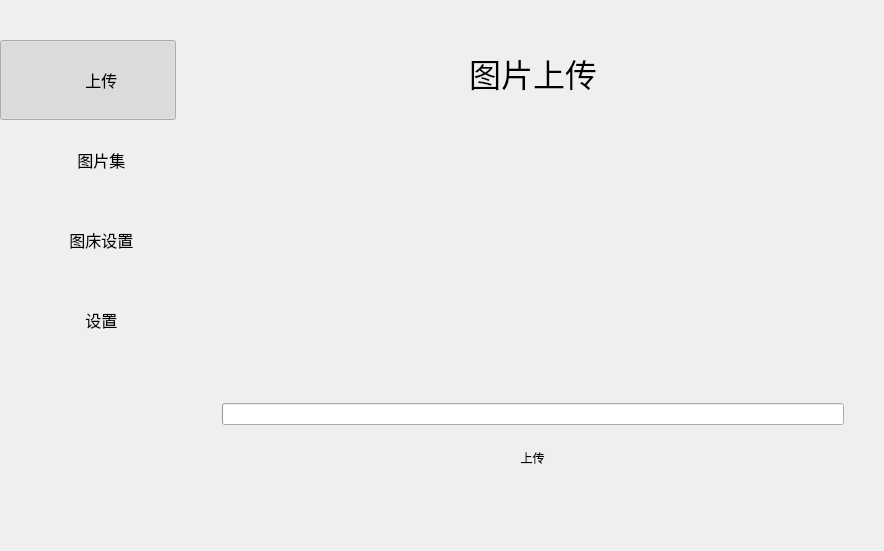
The window that src/mainwindow.ui (median-dxz/Lotos) describes before a commit, drawn with Qt 5.
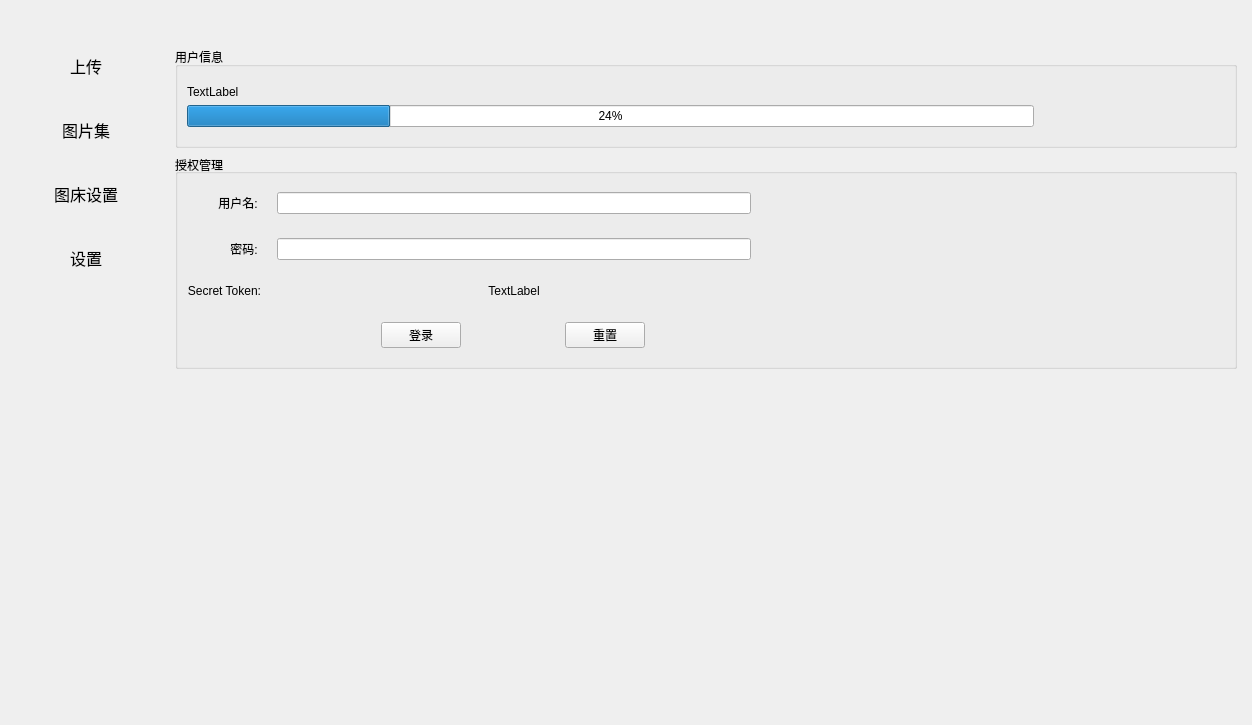
The same window after the commit. The open tabs and pages were chosen to show the change. Icons and pictures are not drawn. Custom widgets are drawn as their Qt base class.

Commit message: feat: 上传栏删除图片功能的更新以及图片长宽比设置

```diff
--- a/src/mainwindow.ui
+++ b/src/mainwindow.ui
@@ -6,8 +6,8 @@
    <rect>
     <x>0</x>
     <y>0</y>
-    <width>884</width>
-    <height>551</height>
+    <width>1252</width>
+    <height>725</height>
    </rect>
   </property>
   <property name="windowTitle">
@@ -17,36 +17,42 @@
    <string notr="true"/>
   </property>
   <widget class="QWidget" name="centralwidget">
-   <layout class="QGridLayout" name="gridLayout_2" columnstretch="2,0,8">
+   <layout class="QGridLayout" name="gridLayout_2">
     <property name="leftMargin">
-     <number>0</number>
+     <number>6</number>
     </property>
     <property name="topMargin">
-     <number>0</number>
+     <number>6</number>
     </property>
     <property name="rightMargin">
-     <number>0</number>
+     <number>6</number>
     </property>
     <property name="bottomMargin">
+     <number>6</number>
+    </property>
+    <property name="spacing">
      <number>0</number>
     </property>
     <item row="0" column="0">
-     <widget class="QWidget" name="pageSwitchWidget" native="true">
-      <property name="font">
-       <font>
-        <family>Microsoft YaHei UI</family>
-        <pointsize>12</pointsize>
-       </font>
+     <widget class="QFrame" name="viewport">
+      <property name="frameShape">
+       <enum>QFrame::NoFrame</enum>
       </property>
-      <layout class="QVBoxLayout" name="layout">
-       <property name="spacing">
+      <property name="frameShadow">
+       <enum>QFrame::Plain</enum>
+      </property>
+      <property name="lineWidth">
         <number>0</number>
+      </property>
+      <layout class="QGridLayout" name="gridLayout_4" rowstretch="0,0" columnstretch="2,8">
+       <property name="sizeConstraint">
+        <enum>QLayout::SetDefaultConstraint</enum>
        </property>
        <property name="leftMargin">
         <number>0</number>
        </property>
        <property name="topMargin">
-        <number>40</number>
+        <number>0</number>
        </property>
        <property name="rightMargin">
         <number>0</number>
@@ -54,162 +60,10 @@
        <property name="bottomMargin">
         <number>0</number>
        </property>
-       <item>
-        <widget class="PageButton" name="pageButton_1">
-         <property name="minimumSize">
-          <size>
-           <width>0</width>
-           <height>80</height>
-          </size>
-         </property>
-         <property name="maximumSize">
-          <size>
-           <width>16777215</width>
-           <height>16777215</height>
-          </size>
-         </property>
-         <property name="font">
-          <font>
-           <family>Microsoft YaHei UI</family>
-           <pointsize>12</pointsize>
-          </font>
-         </property>
-         <property name="cursor">
-          <cursorShape>ArrowCursor</cursorShape>
-         </property>
-         <property name="layoutDirection">
-          <enum>Qt::LeftToRight</enum>
-         </property>
-         <property name="text">
-          <string>      上传</string>
-         </property>
-         <property name="checkable">
-          <bool>true</bool>
-         </property>
-         <property name="checked">
-          <bool>true</bool>
-         </property>
-         <property name="flat">
-          <bool>true</bool>
-         </property>
-        </widget>
-       </item>
-       <item>
-        <widget class="PageButton" name="pageButton_2">
-         <property name="minimumSize">
-          <size>
-           <width>0</width>
-           <height>80</height>
-          </size>
-         </property>
-         <property name="maximumSize">
-          <size>
-           <width>16777215</width>
-           <height>16777215</height>
-          </size>
-         </property>
-         <property name="cursor">
-          <cursorShape>ArrowCursor</cursorShape>
-         </property>
-         <property name="styleSheet">
-          <string notr="true"/>
-         </property>
-         <property name="text">
-          <string>      图片集</string>
-         </property>
-         <property name="checkable">
-          <bool>true</bool>
-         </property>
-         <property name="flat">
-          <bool>true</bool>
-         </property>
-        </widget>
-       </item>
-       <item>
-        <widget class="PageButton" name="pageButton_3">
-         <property name="minimumSize">
-          <size>
-           <width>0</width>
-           <height>80</height>
-          </size>
-         </property>
-         <property name="maximumSize">
-          <size>
-           <width>16777215</width>
-           <height>16777215</height>
-          </size>
-         </property>
-         <property name="cursor">
-          <cursorShape>ArrowCursor</cursorShape>
-         </property>
-         <property name="styleSheet">
-          <string notr="true"/>
-         </property>
-         <property name="text">
-          <string>      图床设置</string>
-         </property>
-         <property name="checkable">
-          <bool>true</bool>
-         </property>
-         <property name="flat">
-          <bool>true</bool>
-         </property>
-        </widget>
-       </item>
-       <item>
-        <widget class="PageButton" name="pageButton_4">
-         <property name="minimumSize">
-          <size>
-           <width>0</width>
-           <height>80</height>
-          </size>
-         </property>
-         <property name="maximumSize">
-          <size>
-           <width>16777215</width>
-           <height>16777215</height>
-          </size>
-         </property>
-         <property name="font">
-          <font>
-           <family>Microsoft YaHei UI</family>
-           <pointsize>12</pointsize>
-          </font>
-         </property>
-         <property name="cursor">
-          <cursorShape>ArrowCursor</cursorShape>
-         </property>
-         <property name="styleSheet">
-          <string notr="true"/>
-         </property>
-         <property name="text">
-          <string>      设置</string>
-         </property>
-         <property name="checkable">
-          <bool>true</bool>
-         </property>
-         <property name="flat">
-          <bool>true</bool>
-         </property>
-        </widget>
-       </item>
-       <item>
-        <spacer name="verticalSpacer">
-         <property name="orientation">
-          <enum>Qt::Vertical</enum>
-         </property>
-         <property name="sizeHint" stdset="0">
-          <size>
-           <width>20</width>
-           <height>40</height>
-          </size>
-         </property>
-        </spacer>
-       </item>
-      </layout>
-     </widget>
-    </item>
-    <item row="0" column="2">
+       <property name="spacing">
+        <number>0</number>
+       </property>
+       <item row="1" column="1">
      <widget class="QStackedWidget" name="stackedWidget">
       <property name="styleSheet">
        <string notr="true"/>
@@ -224,7 +78,7 @@
        <number>0</number>
       </property>
       <property name="currentIndex">
-       <number>0</number>
+          <number>1</number>
       </property>
       <widget class="QWidget" name="uploadPage">
        <property name="sizePolicy">
@@ -233,7 +87,7 @@
          <verstretch>0</verstretch>
         </sizepolicy>
        </property>
-       <layout class="QGridLayout" name="gridLayout" rowstretch="2,8,1,1">
+          <layout class="QGridLayout" name="gridLayout" rowstretch="1,8,1">
         <property name="leftMargin">
          <number>40</number>
         </property>
@@ -244,7 +98,7 @@
          <number>40</number>
         </property>
         <property name="bottomMargin">
-         <number>80</number>
+            <number>40</number>
         </property>
         <property name="horizontalSpacing">
          <number>40</number>
@@ -252,6 +106,35 @@
         <property name="verticalSpacing">
          <number>20</number>
         </property>
+           <item row="1" column="0">
+            <widget class="QScrollArea" name="dragBox">
+             <property name="minimumSize">
+              <size>
+               <width>0</width>
+               <height>300</height>
+              </size>
+             </property>
+             <property name="verticalScrollBarPolicy">
+              <enum>Qt::ScrollBarAsNeeded</enum>
+             </property>
+             <property name="horizontalScrollBarPolicy">
+              <enum>Qt::ScrollBarAlwaysOff</enum>
+             </property>
+             <property name="widgetResizable">
+              <bool>true</bool>
+             </property>
+             <widget class="QWidget" name="dragBoxContents">
+              <property name="geometry">
+               <rect>
+                <x>0</x>
+                <y>0</y>
+                <width>98</width>
+                <height>298</height>
+               </rect>
+              </property>
+             </widget>
+            </widget>
+           </item>
         <item row="0" column="0">
          <widget class="QLabel" name="label">
           <property name="font">
@@ -274,8 +157,8 @@
           </property>
          </widget>
         </item>
-        <item row="3" column="0">
-         <layout class="QHBoxLayout" name="horizontalLayout_3">
+           <item row="2" column="0">
+            <layout class="QHBoxLayout" name="inputLayout">
           <property name="spacing">
            <number>0</number>
           </property>
@@ -291,7 +174,7 @@
              <enum>Qt::Horizontal</enum>
             </property>
             <property name="sizeType">
-             <enum>QSizePolicy::Maximum</enum>
+                <enum>QSizePolicy::MinimumExpanding</enum>
             </property>
             <property name="sizeHint" stdset="0">
              <size>
@@ -301,6 +184,38 @@
             </property>
            </spacer>
           </item>
+             <item>
+              <widget class="QPushButton" name="selectFilesButton">
+               <property name="maximumSize">
+                <size>
+                 <width>16777215</width>
+                 <height>16777215</height>
+                </size>
+               </property>
+               <property name="font">
+                <font>
+                 <family>Microsoft YaHei</family>
+                 <pointsize>12</pointsize>
+                </font>
+               </property>
+               <property name="text">
+                <string>选择图片</string>
+               </property>
+               <property name="icon">
+                <iconset resource="../resources.qrc">
+                 <normaloff>:/res/icons/addimg.png</normaloff>:/res/icons/addimg.png</iconset>
+               </property>
+               <property name="iconSize">
+                <size>
+                 <width>24</width>
+                 <height>24</height>
+                </size>
+               </property>
+               <property name="flat">
+                <bool>true</bool>
+               </property>
+              </widget>
+             </item>
           <item>
            <widget class="QPushButton" name="uploadButton">
             <property name="sizePolicy">
@@ -311,16 +226,32 @@
             </property>
             <property name="maximumSize">
              <size>
-              <width>159</width>
+                 <width>16777215</width>
               <height>16777215</height>
              </size>
             </property>
+               <property name="font">
+                <font>
+                 <family>Microsoft YaHei</family>
+                 <pointsize>12</pointsize>
+                </font>
+               </property>
             <property name="styleSheet">
              <string notr="true"/>
             </property>
             <property name="text">
              <string>上传</string>
             </property>
+               <property name="icon">
+                <iconset resource="../resources.qrc">
+                 <normaloff>:/res/icons/upload.png</normaloff>:/res/icons/upload.png</iconset>
+               </property>
+               <property name="iconSize">
+                <size>
+                 <width>24</width>
+                 <height>24</height>
+                </size>
+               </property>
             <property name="flat">
              <bool>true</bool>
             </property>
@@ -332,7 +263,7 @@
              <enum>Qt::Horizontal</enum>
             </property>
             <property name="sizeType">
-             <enum>QSizePolicy::Maximum</enum>
+                <enum>QSizePolicy::MinimumExpanding</enum>
             </property>
             <property name="sizeHint" stdset="0">
              <size>
@@ -344,8 +275,98 @@
           </item>
          </layout>
         </item>
-        <item row="2" column="0">
-         <widget class="QProgressBar" name="uploadProgress">
+          </layout>
+         </widget>
+         <widget class="QWidget" name="galleryPage">
+          <layout class="QGridLayout" name="gridLayout_5">
+           <property name="leftMargin">
+            <number>18</number>
+           </property>
+           <property name="topMargin">
+            <number>18</number>
+           </property>
+           <property name="rightMargin">
+            <number>18</number>
+           </property>
+           <item row="0" column="0">
+            <widget class="QTableView" name="imageList"/>
+           </item>
+           <item row="1" column="0">
+            <widget class="QWidget" name="widget" native="true">
+             <property name="sizePolicy">
+              <sizepolicy hsizetype="Preferred" vsizetype="MinimumExpanding">
+               <horstretch>0</horstretch>
+               <verstretch>0</verstretch>
+              </sizepolicy>
+             </property>
+             <property name="maximumSize">
+              <size>
+               <width>16777215</width>
+               <height>64</height>
+              </size>
+             </property>
+             <widget class="QPushButton" name="tb1">
+              <property name="geometry">
+               <rect>
+                <x>70</x>
+                <y>30</y>
+                <width>75</width>
+                <height>23</height>
+               </rect>
+              </property>
+              <property name="text">
+               <string>PushButton</string>
+              </property>
+             </widget>
+             <widget class="QPushButton" name="tb2">
+              <property name="geometry">
+               <rect>
+                <x>200</x>
+                <y>30</y>
+                <width>75</width>
+                <height>23</height>
+               </rect>
+              </property>
+              <property name="text">
+               <string>PushButton</string>
+              </property>
+             </widget>
+            </widget>
+           </item>
+          </layout>
+         </widget>
+         <widget class="QWidget" name="hostDashBoardPage">
+          <layout class="QVBoxLayout" name="verticalLayout">
+           <item>
+            <widget class="QGroupBox" name="groupBox_2">
+             <property name="title">
+              <string>用户信息</string>
+             </property>
+             <property name="flat">
+              <bool>false</bool>
+             </property>
+             <layout class="QVBoxLayout" name="verticalLayout_2">
+              <property name="topMargin">
+               <number>18</number>
+              </property>
+              <property name="rightMargin">
+               <number>200</number>
+              </property>
+              <property name="bottomMargin">
+               <number>18</number>
+              </property>
+              <item>
+               <widget class="QLabel" name="userInfoLabel">
+                <property name="text">
+                 <string>TextLabel</string>
+                </property>
+                <property name="textFormat">
+                 <enum>Qt::AutoText</enum>
+                </property>
+               </widget>
+              </item>
+              <item>
+               <widget class="QProgressBar" name="hostUserDiskLimit">
           <property name="sizePolicy">
            <sizepolicy hsizetype="Expanding" vsizetype="Fixed">
             <horstretch>0</horstretch>
@@ -353,13 +374,13 @@
            </sizepolicy>
           </property>
           <property name="value">
-           <number>0</number>
+                 <number>24</number>
           </property>
           <property name="textVisible">
-           <bool>false</bool>
-          </property>
-          <property name="orientation">
-           <enum>Qt::Horizontal</enum>
+                 <bool>true</bool>
+                </property>
+                <property name="invertedAppearance">
+                 <bool>false</bool>
           </property>
           <property name="textDirection">
            <enum>QProgressBar::TopToBottom</enum>
@@ -369,76 +390,412 @@
           </property>
          </widget>
         </item>
-        <item row="1" column="0">
-         <widget class="QWidget" name="dragBox" native="true"/>
-        </item>
-       </layout>
-      </widget>
-      <widget class="QWidget" name="page_5">
-       <layout class="QVBoxLayout" name="verticalLayout_3">
+             </layout>
+            </widget>
+           </item>
         <item>
-         <widget class="QPushButton" name="pushButton_7">
+            <widget class="QGroupBox" name="groupBox">
+             <property name="title">
+              <string>授权管理</string>
+             </property>
+             <property name="alignment">
+              <set>Qt::AlignLeading|Qt::AlignLeft|Qt::AlignVCenter</set>
+             </property>
+             <property name="flat">
+              <bool>false</bool>
+             </property>
+             <property name="checkable">
+              <bool>false</bool>
+             </property>
+             <layout class="QGridLayout" name="gridLayout_3">
+              <property name="leftMargin">
+               <number>9</number>
+              </property>
+              <property name="topMargin">
+               <number>18</number>
+              </property>
+              <property name="bottomMargin">
+               <number>18</number>
+              </property>
+              <property name="horizontalSpacing">
+               <number>16</number>
+              </property>
+              <property name="verticalSpacing">
+               <number>24</number>
+              </property>
+              <item row="5" column="3">
+               <layout class="QHBoxLayout" name="horizontalLayout">
+                <item>
+                 <widget class="QPushButton" name="hostLogin">
+                  <property name="sizePolicy">
+                   <sizepolicy hsizetype="Fixed" vsizetype="Fixed">
+                    <horstretch>0</horstretch>
+                    <verstretch>0</verstretch>
+                   </sizepolicy>
+                  </property>
           <property name="text">
-           <string>2</string>
-          </property>
-         </widget>
-        </item>
-       </layout>
-      </widget>
-      <widget class="QWidget" name="page_4">
-       <layout class="QHBoxLayout" name="horizontalLayout_2">
-        <item>
-         <widget class="QPushButton" name="pushButton_8">
+                   <string>登录</string>
+                  </property>
+                  <property name="flat">
+                   <bool>false</bool>
+                  </property>
+                 </widget>
+                </item>
+                <item>
+                 <widget class="QPushButton" name="hostReset">
+                  <property name="sizePolicy">
+                   <sizepolicy hsizetype="Fixed" vsizetype="Fixed">
+                    <horstretch>0</horstretch>
+                    <verstretch>0</verstretch>
+                   </sizepolicy>
+                  </property>
+                  <property name="text">
+                   <string>重置</string>
+                  </property>
+                 </widget>
+                </item>
+               </layout>
+              </item>
+              <item row="0" column="3">
+               <widget class="QLineEdit" name="hostUsername"/>
+              </item>
+              <item row="5" column="4">
+               <spacer name="horizontalSpacer_4">
+                <property name="orientation">
+                 <enum>Qt::Horizontal</enum>
+                </property>
+                <property name="sizeHint" stdset="0">
+                 <size>
+                  <width>40</width>
+                  <height>20</height>
+                 </size>
+                </property>
+               </spacer>
+              </item>
+              <item row="1" column="1">
+               <widget class="QLabel" name="label_3">
+                <property name="text">
+                 <string>密码: </string>
+                </property>
+                <property name="alignment">
+                 <set>Qt::AlignRight|Qt::AlignTrailing|Qt::AlignVCenter</set>
+                </property>
+               </widget>
+              </item>
+              <item row="1" column="3">
+               <widget class="QLineEdit" name="hostPassword"/>
+              </item>
+              <item row="2" column="3">
+               <widget class="QLabel" name="tokenLabel">
           <property name="text">
-           <string>3</string>
-          </property>
-         </widget>
+                 <string>TextLabel</string>
+                </property>
+                <property name="textFormat">
+                 <enum>Qt::AutoText</enum>
+                </property>
+                <property name="alignment">
+                 <set>Qt::AlignCenter</set>
+                </property>
+               </widget>
+              </item>
+              <item row="0" column="4">
+               <spacer name="horizontalSpacer_3">
+                <property name="orientation">
+                 <enum>Qt::Horizontal</enum>
+                </property>
+                <property name="sizeHint" stdset="0">
+                 <size>
+                  <width>40</width>
+                  <height>20</height>
+                 </size>
+                </property>
+               </spacer>
+              </item>
+              <item row="2" column="1">
+               <widget class="QLabel" name="label_4">
+                <property name="text">
+                 <string>Secret Token:</string>
+                </property>
+                <property name="alignment">
+                 <set>Qt::AlignRight|Qt::AlignTrailing|Qt::AlignVCenter</set>
+                </property>
+               </widget>
+              </item>
+              <item row="0" column="1">
+               <widget class="QLabel" name="label_2">
+                <property name="text">
+                 <string>用户名: </string>
+                </property>
+                <property name="alignment">
+                 <set>Qt::AlignRight|Qt::AlignTrailing|Qt::AlignVCenter</set>
+                </property>
+               </widget>
+              </item>
+             </layout>
+            </widget>
+           </item>
+           <item>
+            <spacer name="verticalSpacer_2">
+             <property name="orientation">
+              <enum>Qt::Vertical</enum>
+             </property>
+             <property name="sizeHint" stdset="0">
+              <size>
+               <width>20</width>
+               <height>40</height>
+              </size>
+             </property>
+            </spacer>
         </item>
        </layout>
       </widget>
       <widget class="QWidget" name="page_3">
-       <widget class="QPushButton" name="pushButton_9">
+          <widget class="QLabel" name="label_5">
         <property name="geometry">
          <rect>
-          <x>170</x>
+             <x>60</x>
+             <y>220</y>
+             <width>221</width>
+             <height>251</height>
+            </rect>
+           </property>
+           <property name="text">
+            <string>TextLabel</string>
+           </property>
+          </widget>
+          <widget class="QLabel" name="label_6">
+           <property name="geometry">
+            <rect>
+             <x>360</x>
           <y>200</y>
-          <width>80</width>
-          <height>20</height>
+             <width>251</width>
+             <height>291</height>
          </rect>
         </property>
         <property name="text">
-         <string>4</string>
+            <string>TextLabel</string>
         </property>
        </widget>
       </widget>
-      <widget class="QWidget" name="page_2">
-       <widget class="QPushButton" name="pushButton_2">
-        <property name="geometry">
-         <rect>
-          <x>330</x>
-          <y>400</y>
-          <width>80</width>
-          <height>20</height>
-         </rect>
-        </property>
+        </widget>
+       </item>
+       <item row="0" column="1">
+        <widget class="TitleBar" name="titleBar" native="true">
+         <property name="sizePolicy">
+          <sizepolicy hsizetype="Preferred" vsizetype="Fixed">
+           <horstretch>0</horstretch>
+           <verstretch>0</verstretch>
+          </sizepolicy>
+         </property>
+         <property name="minimumSize">
+          <size>
+           <width>0</width>
+           <height>32</height>
+          </size>
+         </property>
+         <property name="baseSize">
+          <size>
+           <width>0</width>
+           <height>0</height>
+          </size>
+         </property>
+        </widget>
+       </item>
+       <item row="0" column="0" rowspan="2">
+        <widget class="QFrame" name="pageSwitchWidget">
+         <property name="sizePolicy">
+          <sizepolicy hsizetype="Preferred" vsizetype="Preferred">
+           <horstretch>0</horstretch>
+           <verstretch>0</verstretch>
+          </sizepolicy>
+         </property>
+         <property name="maximumSize">
+          <size>
+           <width>160</width>
+           <height>16777215</height>
+          </size>
+         </property>
+         <property name="font">
+          <font>
+           <family>Microsoft YaHei UI</family>
+           <pointsize>12</pointsize>
+          </font>
+         </property>
+         <property name="lineWidth">
+          <number>0</number>
+         </property>
+         <layout class="QVBoxLayout" name="layout">
+          <property name="spacing">
+           <number>24</number>
+          </property>
+          <property name="leftMargin">
+           <number>0</number>
+          </property>
+          <property name="topMargin">
+           <number>40</number>
+          </property>
+          <property name="rightMargin">
+           <number>0</number>
+          </property>
+          <property name="bottomMargin">
+           <number>0</number>
+          </property>
+          <item>
+           <widget class="PageButton" name="pageButton_1">
+            <property name="minimumSize">
+             <size>
+              <width>0</width>
+              <height>40</height>
+             </size>
+            </property>
+            <property name="maximumSize">
+             <size>
+              <width>16777215</width>
+              <height>16777215</height>
+             </size>
+            </property>
+            <property name="font">
+             <font>
+              <family>Microsoft YaHei UI</family>
+              <pointsize>12</pointsize>
+             </font>
+            </property>
+            <property name="cursor">
+             <cursorShape>ArrowCursor</cursorShape>
+            </property>
+            <property name="layoutDirection">
+             <enum>Qt::LeftToRight</enum>
+            </property>
         <property name="text">
-         <string>PushButton</string>
-        </property>
-       </widget>
-       <widget class="QToolButton" name="toolButton">
-        <property name="geometry">
-         <rect>
-          <x>430</x>
-          <y>400</y>
-          <width>38</width>
-          <height>19</height>
-         </rect>
-        </property>
+             <string>上传</string>
+            </property>
+            <property name="checkable">
+             <bool>false</bool>
+            </property>
+            <property name="checked">
+             <bool>false</bool>
+            </property>
+            <property name="flat">
+             <bool>true</bool>
+            </property>
+           </widget>
+          </item>
+          <item>
+           <widget class="PageButton" name="pageButton_2">
+            <property name="minimumSize">
+             <size>
+              <width>0</width>
+              <height>40</height>
+             </size>
+            </property>
+            <property name="maximumSize">
+             <size>
+              <width>16777215</width>
+              <height>16777215</height>
+             </size>
+            </property>
+            <property name="cursor">
+             <cursorShape>ArrowCursor</cursorShape>
+            </property>
+            <property name="styleSheet">
+             <string notr="true"/>
+            </property>
         <property name="text">
-         <string>...</string>
-        </property>
-       </widget>
-      </widget>
+             <string>图片集</string>
+            </property>
+            <property name="checkable">
+             <bool>false</bool>
+            </property>
+            <property name="flat">
+             <bool>true</bool>
+            </property>
+           </widget>
+          </item>
+          <item>
+           <widget class="PageButton" name="pageButton_3">
+            <property name="minimumSize">
+             <size>
+              <width>0</width>
+              <height>40</height>
+             </size>
+            </property>
+            <property name="maximumSize">
+             <size>
+              <width>16777215</width>
+              <height>16777215</height>
+             </size>
+            </property>
+            <property name="cursor">
+             <cursorShape>ArrowCursor</cursorShape>
+            </property>
+            <property name="styleSheet">
+             <string notr="true"/>
+            </property>
+            <property name="text">
+             <string>图床设置</string>
+            </property>
+            <property name="checkable">
+             <bool>false</bool>
+            </property>
+            <property name="flat">
+             <bool>true</bool>
+            </property>
+           </widget>
+          </item>
+          <item>
+           <widget class="PageButton" name="pageButton_4">
+            <property name="minimumSize">
+             <size>
+              <width>0</width>
+              <height>40</height>
+             </size>
+            </property>
+            <property name="maximumSize">
+             <size>
+              <width>16777215</width>
+              <height>16777215</height>
+             </size>
+            </property>
+            <property name="font">
+             <font>
+              <family>Microsoft YaHei UI</family>
+              <pointsize>12</pointsize>
+             </font>
+            </property>
+            <property name="cursor">
+             <cursorShape>ArrowCursor</cursorShape>
+            </property>
+            <property name="styleSheet">
+             <string notr="true"/>
+            </property>
+            <property name="text">
+             <string>设置</string>
+            </property>
+            <property name="checkable">
+             <bool>false</bool>
+            </property>
+            <property name="flat">
+             <bool>true</bool>
+            </property>
+           </widget>
+          </item>
+          <item>
+           <spacer name="verticalSpacer">
+            <property name="orientation">
+             <enum>Qt::Vertical</enum>
+            </property>
+            <property name="sizeHint" stdset="0">
+             <size>
+              <width>20</width>
+              <height>40</height>
+             </size>
+            </property>
+           </spacer>
+          </item>
+         </layout>
+        </widget>
+       </item>
+      </layout>
      </widget>
     </item>
    </layout>
@@ -450,6 +807,12 @@
    <extends>QPushButton</extends>
    <header>pagebutton.h</header>
   </customwidget>
+  <customwidget>
+   <class>TitleBar</class>
+   <extends>QWidget</extends>
+   <header>titlebar.h</header>
+   <container>1</container>
+  </customwidget>
  </customwidgets>
  <resources/>
  <connections/>
```
Left out of the diff: 4 changed lines with no effect on the pictures. Lines whose indentation alone changed are shown as unchanged. The commit also changes 27 other files.
